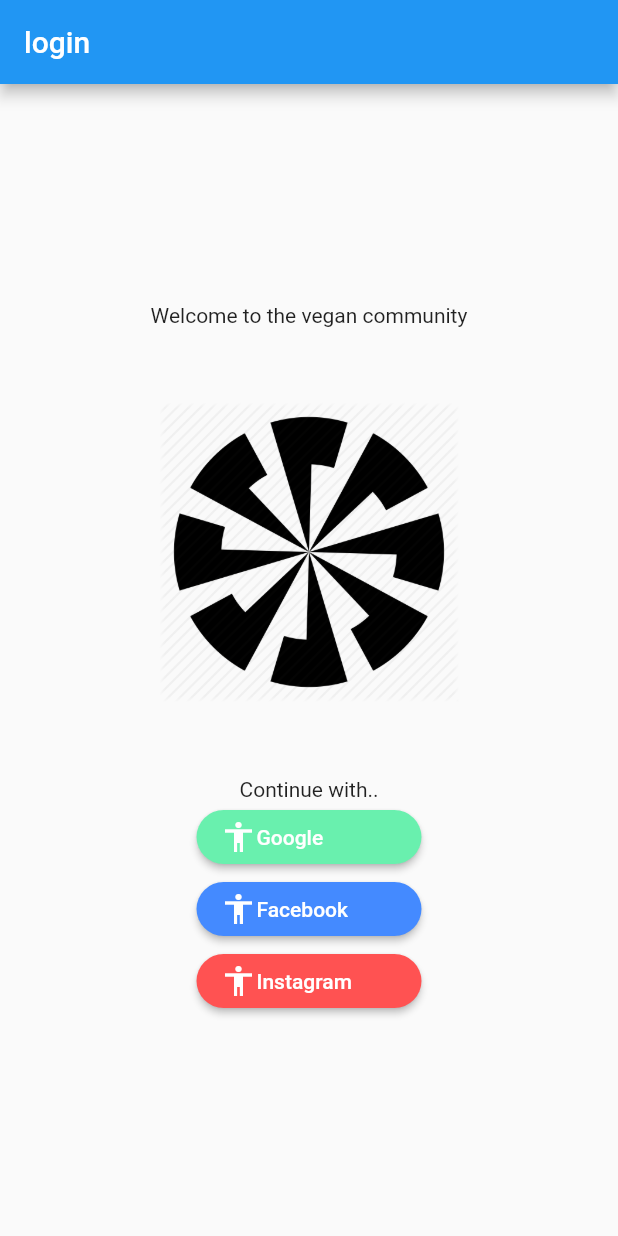
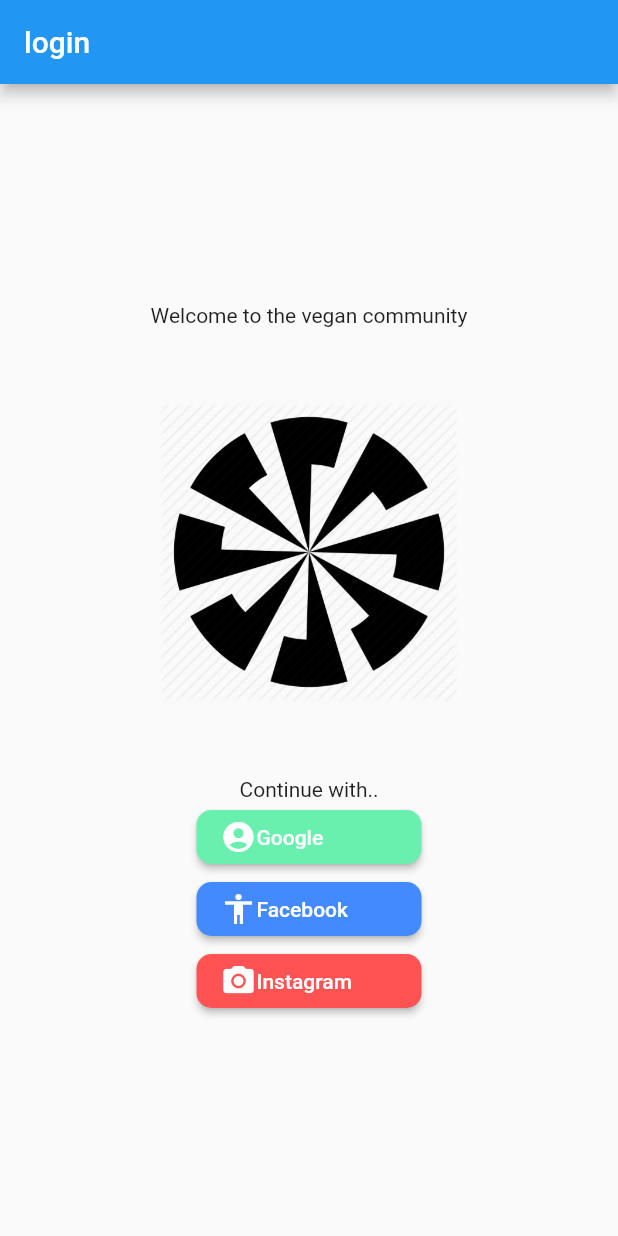
Before and after one commit to Abiidahiya/community_, a Flutter app: the screen it shows after launch, on a phone screen of 412 x 824 dp. Run offline on Flutter 3.47's test engine with Material 2 defaults, Android fonts, the phone set to English and light mode, and no system bars; our stand-ins replace firebase_auth, google_sign_in; accounts and stored records are empty.

```diff
--- a/lib/uicomponents/button/roundedbutton.dart
+++ b/lib/uicomponents/button/roundedbutton.dart
@@ -23,7 +23,7 @@ class RoundedButton extends StatelessWidget{
       style: ElevatedButton.styleFrom(
         backgroundColor: bgColor,
         shape: RoundedRectangleBorder(
-          borderRadius: BorderRadius.all(Radius.circular(20))
+          borderRadius: BorderRadius.all(Radius.circular(10))
         )
       ),
           child: icon!=null ? Row(
--- a/lib/view/ui/login_screen.dart
+++ b/lib/view/ui/login_screen.dart
@@ -39,7 +39,7 @@ class _LoginScreenState extends State<LoginScreen> {
 
 
                 RoundedButton(btnName: google,
-                  icon: Icon(Icons.accessibility),
+                  icon: Icon(Icons.account_circle),
                   textStyle: TextStyle(color: Colors.white ),
                   bgColor:green ,
                 ),
@@ -49,7 +49,7 @@ class _LoginScreenState extends State<LoginScreen> {
                   bgColor:blue,
                 ),
                 RoundedButton(btnName: instagram,
-                  icon: Icon(Icons.accessibility),
+                  icon: Icon(Icons.camera_alt),
                   textStyle: TextStyle(color: Colors.white ),
                   bgColor: red,
                 ),
```
